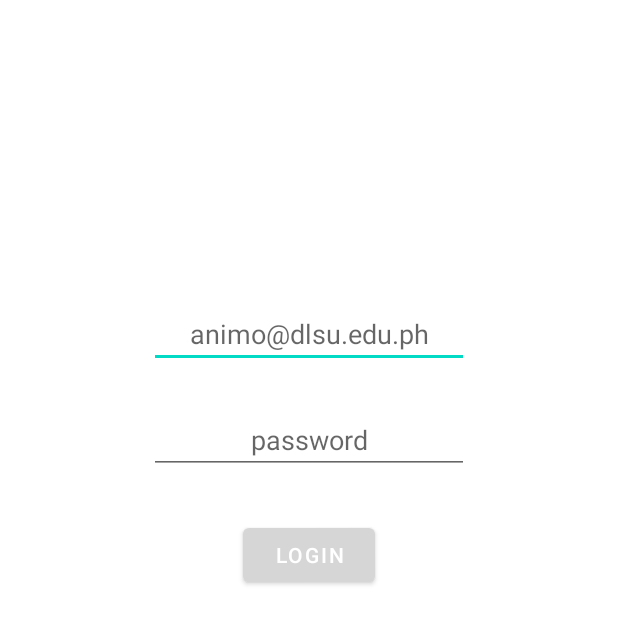
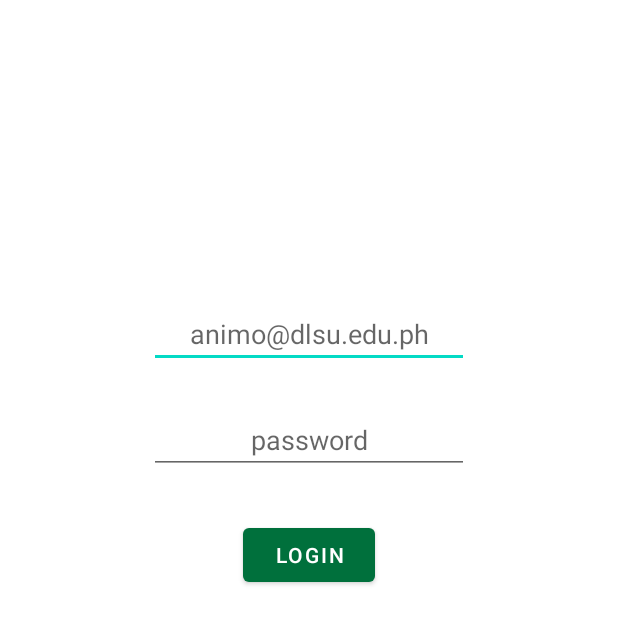
Before and after one commit to enricosebastian/attendance-tracker-app, an Android app: the screen it shows after launch (MainActivity), on a phone screen of 412 x 824 dp. Shown: the top 624 px of the screen. Run offline under Robolectric (Android 15) with nearby library versions, the phone set to English and light mode, and no system bars.

Commit message:
Edited colors, added dlsu color

```diff
--- a/app-tracker-teacher/app/src/main/res/values/themes.xml
+++ b/app-tracker-teacher/app/src/main/res/values/themes.xml
@@ -2,7 +2,7 @@
     <!-- Base application theme. -->
     <style name="Theme.AttendanceTrackerTeacher" parent="Theme.MaterialComponents.DayNight.NoActionBar">
         <!-- Primary brand color. -->
-        <item name="colorPrimary">@color/purple_500</item>
+        <item name="colorPrimary">@color/dlsu_green</item>
         <item name="colorPrimaryVariant">@color/purple_700</item>
         <item name="colorOnPrimary">@color/white</item>
         <!-- Secondary brand color. -->
```
